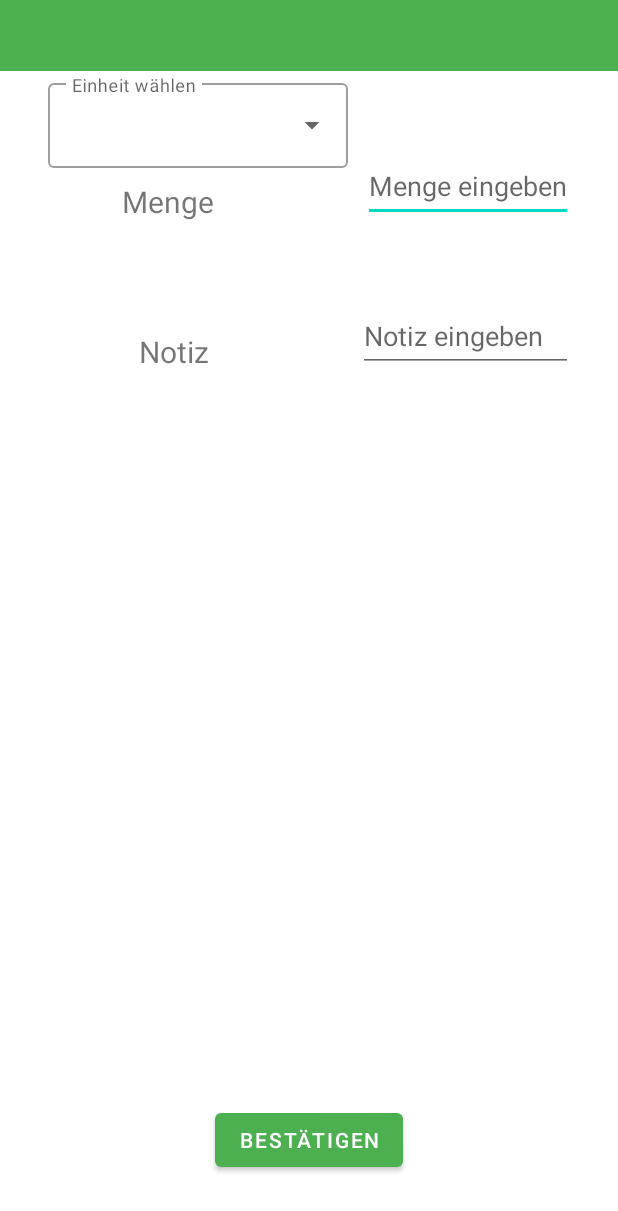
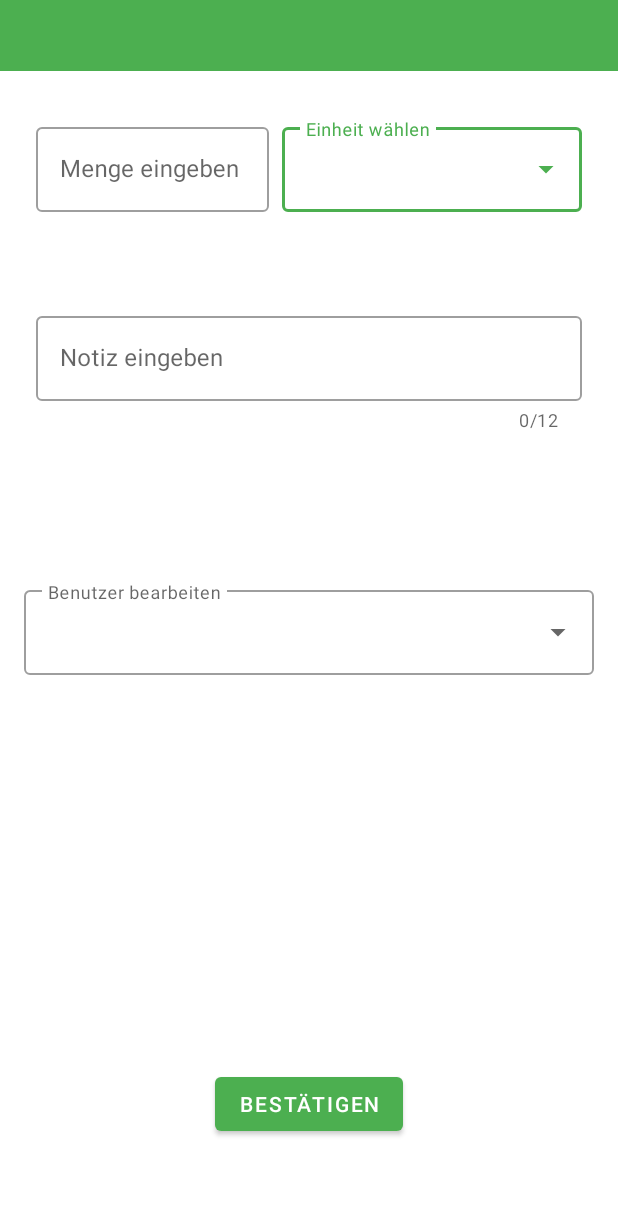
Before and after one commit to gregorae/EinkaufslisteApp, an Android app: the Configuration_Activity screen opened directly, with no data from a screen before it, on a phone screen of 412 x 824 dp. Shown: the top 1211 px of the screen. Run offline under Robolectric (Android 15) with nearby library versions, the phone set to English and light mode, and no system bars; our stand-ins replace Firebase (no records; nobody signed in at launch, a user with empty details on screens opened directly).

Commit message:
Configuration_activity verschönert

```diff
--- a/app/src/main/res/layout/activity_configuration.xml
+++ b/app/src/main/res/layout/activity_configuration.xml
@@ -1,92 +1,22 @@
 <?xml version="1.0" encoding="utf-8"?>
-<RelativeLayout xmlns:android="http://schemas.android.com/apk/res/android"
+<androidx.constraintlayout.widget.ConstraintLayout xmlns:android="http://schemas.android.com/apk/res/android"
     xmlns:app="http://schemas.android.com/apk/res-auto"
     xmlns:tools="http://schemas.android.com/tools"
     android:layout_width="match_parent"
     android:layout_height="match_parent"
     tools:context=".Configuration_Activity">
 
-    <EditText
-        android:id="@+id/edit_quantity"
-        android:layout_width="wrap_content"
-        android:layout_height="wrap_content"
-        android:layout_alignParentRight="true"
-        android:layout_marginTop="100dp"
-        android:layout_marginRight="30dp"
-        android:hint="Menge eingeben"
-        android:inputType="numberDecimal"
-        android:minHeight="48dp"
-        tools:layout_editor_absoluteX="113dp"
-        tools:layout_editor_absoluteY="92dp" />
-
-    <TextView
-        android:id="@+id/textView2"
-        android:layout_width="wrap_content"
-        android:layout_height="wrap_content"
-        android:layout_alignBottom="@+id/edit_quantity"
-        android:layout_marginEnd="99dp"
-        android:layout_marginRight="238dp"
-        android:layout_toStartOf="@+id/edit_quantity"
-        android:text="Menge"
-        android:textSize="20sp"
-        tools:layout_editor_absoluteX="21dp"
-        tools:layout_editor_absoluteY="99dp" />
-
-    <TextView
-        android:id="@+id/textView3"
-        android:layout_width="wrap_content"
-        android:layout_height="wrap_content"
-        android:layout_alignBottom="@+id/edit_notice"
-        android:layout_marginEnd="99dp"
-        android:layout_marginRight="238dp"
-        android:layout_toStartOf="@+id/edit_notice"
-        android:text="Notiz"
-        android:textSize="20sp"
-        tools:layout_editor_absoluteX="31dp"
-        tools:layout_editor_absoluteY="161dp" />
-
-    <EditText
-        android:id="@+id/edit_notice"
-        android:layout_width="143dp"
-        android:layout_height="48dp"
-        android:layout_alignParentRight="true"
-        android:layout_marginTop="200dp"
-        android:layout_marginRight="30dp"
-        android:ems="10"
-        android:hint="Notiz eingeben"
-        android:inputType="textPersonName"
-        android:maxLength="12" />
-
-    <Button
-        android:id="@+id/con_apply"
-        android:layout_width="wrap_content"
-        android:layout_height="wrap_content"
-        android:text="Bestätigen"
-        android:layout_alignParentBottom="true"
-        android:layout_centerHorizontal="true"
-        android:layout_marginBottom="40dp"/>
-
-    <TextView
-        android:id="@+id/con_product"
-        android:layout_width="match_parent"
-        android:layout_height="wrap_content"
-        android:layout_centerHorizontal="true"
-        android:textSize="35sp"
-        android:gravity="center"
-        android:background="#4CAF50"
-        tools:layout_editor_absoluteX="152dp"
-        tools:layout_editor_absoluteY="36dp" />
 
     <com.google.android.material.textfield.TextInputLayout
+        android:id="@+id/textInputLayout"
         style="@style/Widget.MaterialComponents.TextInputLayout.OutlinedBox.ExposedDropdownMenu"
         android:layout_width="wrap_content"
         android:layout_height="wrap_content"
-        android:layout_marginStart="32dp"
-        android:layout_marginTop="50dp"
-        android:layout_marginEnd="32dp"
+        android:layout_marginTop="32dp"
+        android:layout_marginEnd="24dp"
+        android:hint="@string/select"
         app:layout_constraintEnd_toEndOf="parent"
-        app:layout_constraintStart_toStartOf="parent"
-        android:hint="@string/select">
+        app:layout_constraintTop_toBottomOf="@+id/con_product">
 
         <AutoCompleteTextView
             android:id="@+id/actv_unit"
@@ -95,6 +25,121 @@
             android:layout_weight="1"
             android:inputType="none"
             android:text=" " />
+
     </com.google.android.material.textfield.TextInputLayout>
 
-</RelativeLayout>
+    <com.google.android.material.textfield.TextInputLayout
+        android:id="@+id/TIL_quantity"
+        style="@style/Widget.MaterialComponents.TextInputLayout.OutlinedBox"
+        android:layout_width="wrap_content"
+        android:layout_height="wrap_content"
+        android:layout_marginStart="24dp"
+        android:layout_marginTop="32dp"
+        android:layout_weight="1"
+        android:hint="Menge eingeben"
+        app:endIconMode="clear_text"
+        app:layout_constraintStart_toStartOf="parent"
+        app:layout_constraintTop_toBottomOf="@+id/con_product">
+
+        <com.google.android.material.textfield.TextInputEditText
+            android:id="@+id/edit_quantity"
+            android:layout_width="155dp"
+            android:layout_height="match_parent"
+            android:layout_alignParentRight="true"
+            android:hint=" "
+            android:inputType="numberDecimal"
+            android:minHeight="48dp" />
+    </com.google.android.material.textfield.TextInputLayout>
+
+
+    <com.google.android.material.textfield.TextInputLayout
+        android:id="@+id/TIL_notice"
+        style="@style/Widget.MaterialComponents.TextInputLayout.OutlinedBox"
+        android:layout_width="0dp"
+        android:layout_height="wrap_content"
+        android:layout_marginStart="24dp"
+        android:layout_marginTop="64dp"
+        android:layout_marginEnd="24dp"
+        android:layout_weight="1"
+        android:hint="Notiz eingeben"
+        app:endIconMode="clear_text"
+        app:layout_constraintEnd_toEndOf="parent"
+        app:layout_constraintStart_toStartOf="parent"
+        app:counterEnabled="true"
+        app:counterMaxLength="12"
+        app:layout_constraintTop_toBottomOf="@+id/TIL_quantity">
+
+        <com.google.android.material.textfield.TextInputEditText
+            android:id="@+id/edit_notice"
+            android:layout_width="match_parent"
+            android:layout_height="match_parent"
+            android:layout_alignParentRight="true"
+            android:hint=" "
+            android:inputType="textPersonName"
+            android:maxLength="12"
+            android:minHeight="48dp" />
+    </com.google.android.material.textfield.TextInputLayout>
+
+    <!--
+    <EditText
+        android:id="@+id/edit_notice"
+        android:layout_width="143dp"
+        android:layout_height="48dp"
+        android:layout_alignParentRight="true"
+        android:layout_marginTop="32dp"
+        android:ems="10"
+        android:hint="Notiz eingeben"
+        android:inputType="textPersonName"
+        android:maxLength="12"
+        app:layout_constraintTop_toBottomOf="@+id/textInputLayout"
+        tools:layout_editor_absoluteX="117dp" />
+
+-->
+
+
+    <com.google.android.material.textfield.TextInputLayout
+        android:id="@+id/TIL_person"
+        style="@style/Widget.MaterialComponents.TextInputLayout.OutlinedBox.ExposedDropdownMenu"
+        android:layout_width="0dp"
+        android:layout_height="wrap_content"
+        android:layout_marginStart="16dp"
+        android:layout_marginTop="100dp"
+        android:layout_marginEnd="16dp"
+        android:hint="Benutzer bearbeiten"
+        app:layout_constraintEnd_toEndOf="parent"
+        app:layout_constraintStart_toStartOf="parent"
+        app:layout_constraintTop_toBottomOf="@+id/TIL_notice">
+
+        <AutoCompleteTextView
+            android:id="@+id/actv_person"
+            android:layout_width="match_parent"
+            android:layout_height="match_parent"
+            android:layout_weight="1"
+            android:inputType="none"
+            android:text=" " />
+    </com.google.android.material.textfield.TextInputLayout>
+
+    <Button
+        android:id="@+id/con_apply"
+        android:layout_width="wrap_content"
+        android:layout_height="wrap_content"
+        android:layout_alignParentBottom="true"
+        android:layout_centerHorizontal="true"
+        android:layout_marginBottom="64dp"
+        android:text="Bestätigen"
+        app:layout_constraintBottom_toBottomOf="parent"
+        app:layout_constraintEnd_toEndOf="parent"
+        app:layout_constraintStart_toStartOf="parent" />
+
+    <TextView
+        android:id="@+id/con_product"
+        android:layout_width="match_parent"
+        android:layout_height="wrap_content"
+        android:layout_centerHorizontal="true"
+        android:background="#4CAF50"
+        android:gravity="center"
+        android:textSize="35sp"
+        app:layout_constraintTop_toTopOf="parent"
+        tools:layout_editor_absoluteX="0dp" />
+
+</androidx.constraintlayout.widget.ConstraintLayout>
```
